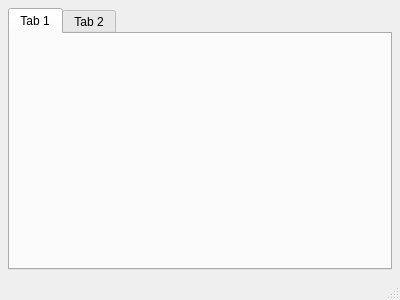
Before: the Qt Designer form ui/mainwindow.ui in DexterF/QtChronos, drawn with Qt 5.
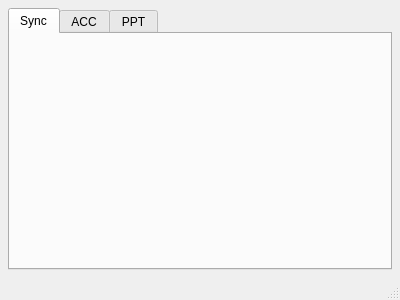
After: the same form once the commit is applied. The open tabs and pages were chosen to show the change.

Commit message: Sync, ACC and PPT tabs

```diff
--- a/ui/mainwindow.ui
+++ b/ui/mainwindow.ui
@@ -40,12 +40,17 @@
       </property>
       <widget class="QWidget" name="tab">
        <attribute name="title">
-        <string>Tab 1</string>
+        <string>Sync</string>
        </attribute>
       </widget>
       <widget class="QWidget" name="tab_2">
        <attribute name="title">
-        <string>Tab 2</string>
+        <string>ACC</string>
+       </attribute>
+      </widget>
+      <widget class="QWidget" name="tabPPT">
+       <attribute name="title">
+        <string>PPT</string>
        </attribute>
       </widget>
      </widget>
```
Left out of the diff: 6 changed lines with no effect on the pictures.
